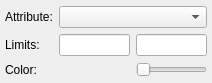
Qt form glue_vispy_viewers/isosurface/layer_style_widget.ui (glue-viz/glue-vispy-viewers) before a commit.
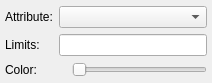
The same form after that commit. Custom widgets are drawn as their Qt base class.

Commit message: Remove old compatibility class for isosurfaces and make sure 3D viewers unregister properly

```diff
--- a/glue_vispy_viewers/isosurface/layer_style_widget.ui
+++ b/glue_vispy_viewers/isosurface/layer_style_widget.ui
@@ -40,9 +40,6 @@
      </property>
     </widget>
    </item>
-   <item row="1" column="1">
-    <widget class="QLineEdit" name="value_min"/>
-   </item>
    <item row="2" column="0">
     <widget class="QLabel" name="label_2">
      <property name="text">
@@ -67,9 +64,6 @@
      </property>
     </widget>
    </item>
-   <item row="1" column="2">
-    <widget class="QLineEdit" name="value_max"/>
-   </item>
    <item row="0" column="1" colspan="2">
     <widget class="QComboBox" name="combo_attribute">
      <property name="sizeAdjustPolicy">
@@ -77,6 +71,9 @@
      </property>
     </widget>
    </item>
+   <item row="1" column="1" colspan="2">
+    <widget class="QLineEdit" name="value_level"/>
+   </item>
   </layout>
  </widget>
  <customwidgets>
```
The commit also changes 4 other files.
